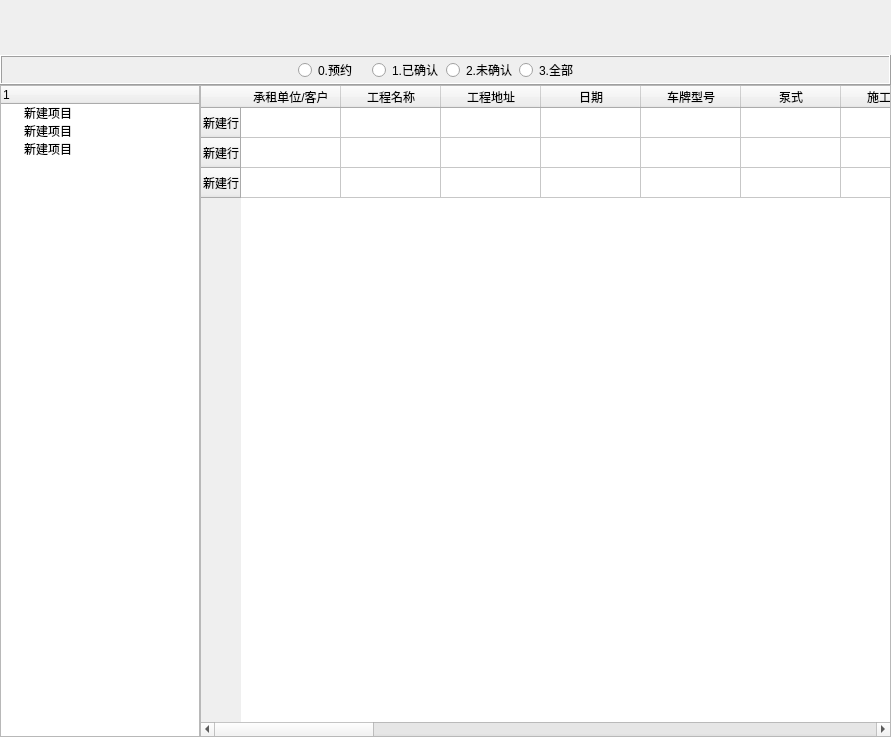
Before: the Qt Designer form ui/first_level/rentaldocumentwidget.ui in longcp/CarRentalManagement, drawn with Qt 5.
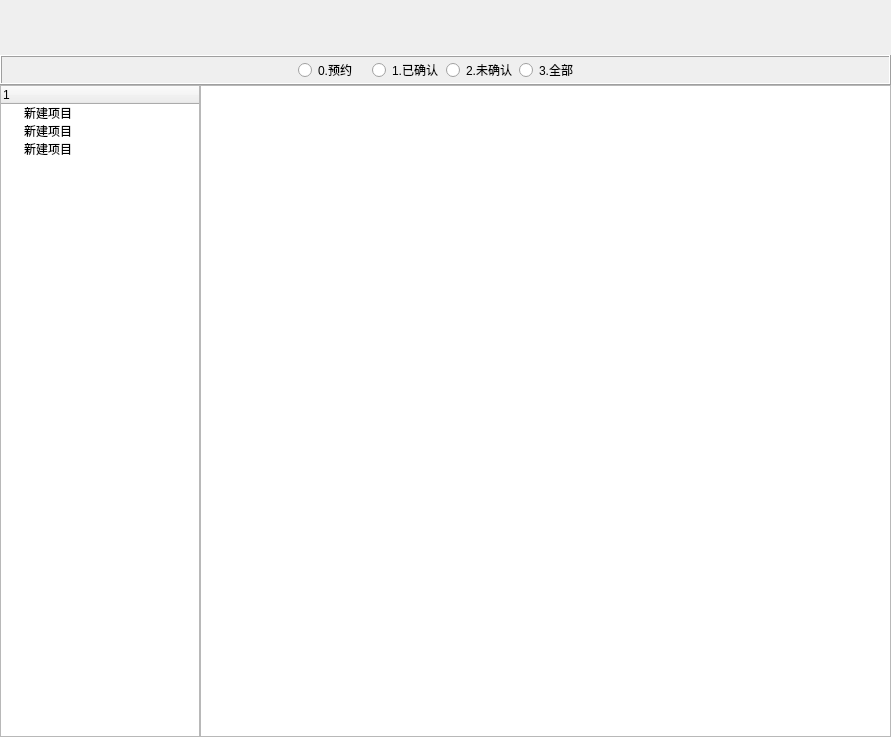
After: the same form once the commit is applied.

Commit message: 修改泵送签证单界面样式

Patch:
```diff
--- a/ui/first_level/rentaldocumentwidget.ui
+++ b/ui/first_level/rentaldocumentwidget.ui
@@ -211,148 +211,7 @@
        </widget>
       </item>
       <item>
-       <widget class="QTableWidget" name="docTableWidget">
-        <row>
-         <property name="text">
-          <string>新建行</string>
-         </property>
-        </row>
-        <row>
-         <property name="text">
-          <string>新建行</string>
-         </property>
-        </row>
-        <row>
-         <property name="text">
-          <string>新建行</string>
-         </property>
-        </row>
-        <column>
-         <property name="text">
-          <string>承租单位/客户</string>
-         </property>
-        </column>
-        <column>
-         <property name="text">
-          <string>工程名称</string>
-         </property>
-        </column>
-        <column>
-         <property name="text">
-          <string>工程地址</string>
-         </property>
-        </column>
-        <column>
-         <property name="text">
-          <string>日期</string>
-         </property>
-        </column>
-        <column>
-         <property name="text">
-          <string>车牌型号</string>
-         </property>
-        </column>
-        <column>
-         <property name="text">
-          <string>泵式</string>
-         </property>
-        </column>
-        <column>
-         <property name="text">
-          <string>施工部位</string>
-         </property>
-        </column>
-        <column>
-         <property name="text">
-          <string>混凝土标号</string>
-         </property>
-        </column>
-        <column>
-         <property name="text">
-          <string>开工燃油</string>
-         </property>
-        </column>
-        <column>
-         <property name="text">
-          <string>收工燃油</string>
-         </property>
-        </column>
-        <column>
-         <property name="text">
-          <string>进场时间</string>
-         </property>
-        </column>
-        <column>
-         <property name="text">
-          <string>离场时间</string>
-         </property>
-        </column>
-        <column>
-         <property name="text">
-          <string>工作时长</string>
-         </property>
-        </column>
-        <column>
-         <property name="text">
-          <string>泵送方量(m3)</string>
-         </property>
-        </column>
-        <column>
-         <property name="text">
-          <string>方量单价(元)</string>
-         </property>
-        </column>
-        <column>
-         <property name="text">
-          <string>泵送台班数</string>
-         </property>
-        </column>
-        <column>
-         <property name="text">
-          <string>台班单价(元)</string>
-         </property>
-        </column>
-        <column>
-         <property name="text">
-          <string>工程总价</string>
-         </property>
-        </column>
-        <column>
-         <property name="text">
-          <string>现场负责人</string>
-         </property>
-        </column>
-        <column>
-         <property name="text">
-          <string>负责人联系电话</string>
-         </property>
-        </column>
-        <column>
-         <property name="text">
-          <string>当班司机1</string>
-         </property>
-        </column>
-        <column>
-         <property name="text">
-          <string>当班司机2</string>
-         </property>
-        </column>
-        <column>
-         <property name="text">
-          <string>当班司机3</string>
-         </property>
-        </column>
-        <column>
-         <property name="text">
-          <string>签单号</string>
-         </property>
-        </column>
-        <column>
-         <property name="text">
-          <string>备注</string>
-         </property>
-        </column>
-       </widget>
+       <widget class="QTableView" name="docTableview"/>
       </item>
      </layout>
     </widget>
```
The commit also changes 2 other files.
